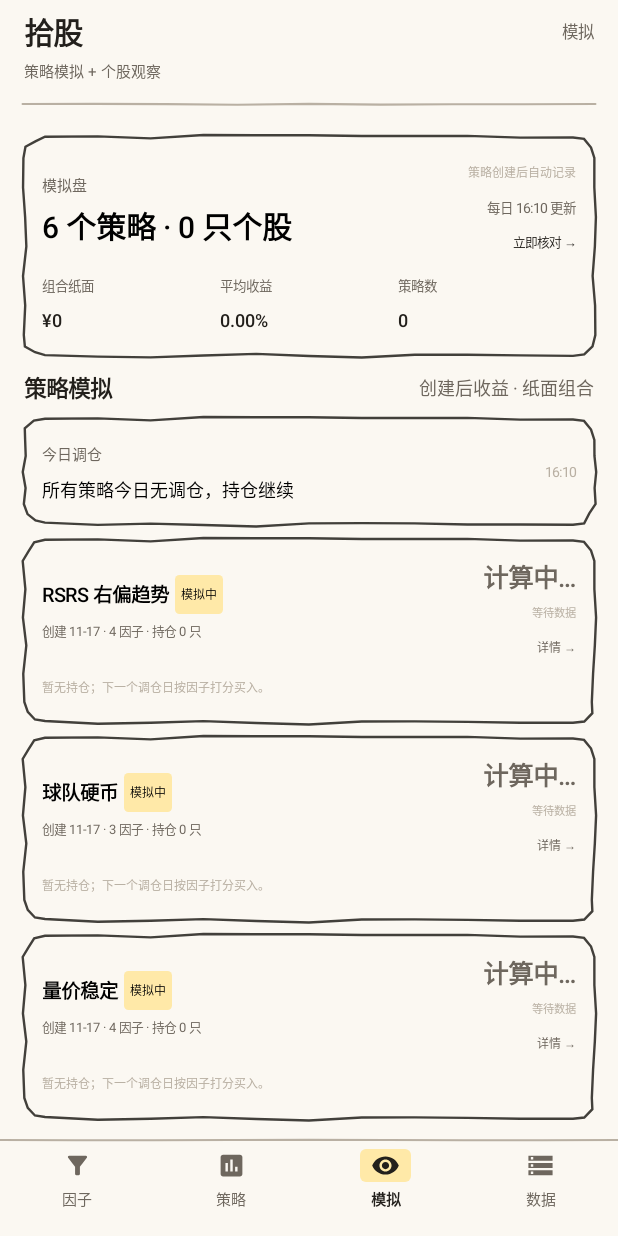
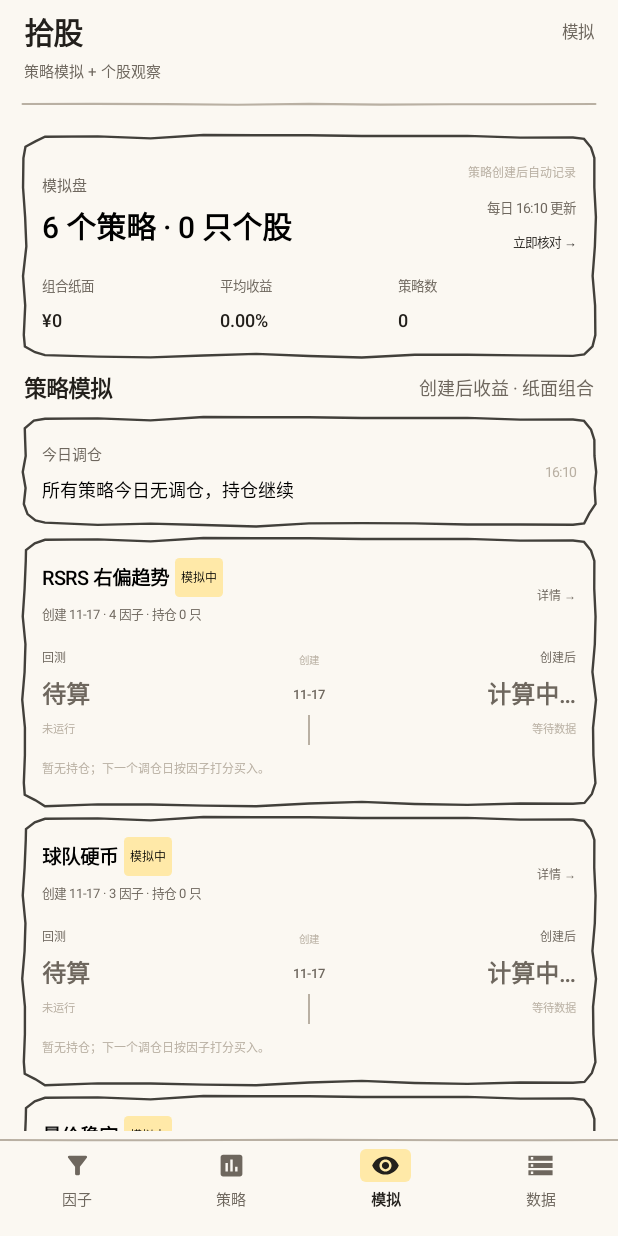
Before and after one commit to rongyaoidea/shigu, an Android app built with Jetpack Compose: the WatchScreen screen opened through its navigation route, on a phone screen of 412 x 824 dp. Run offline under Robolectric (Android 15) with nearby library versions, the phone set to English and light mode, and no system bars; network calls fail.

Commit message:
feat: 策略卡回测/模拟双收益、备份与面板缓存

```diff
--- a/app/src/main/java/com/shigu/ShiguApp.kt
+++ b/app/src/main/java/com/shigu/ShiguApp.kt
@@ -1,6 +1,7 @@
 package com.shigu
 
 import android.app.Application
+import com.shigu.data.BackupRepository
 import com.shigu.data.EastmoneyApi
 import com.shigu.data.MarketRepository
 import com.shigu.data.PaperRepository
@@ -25,6 +26,8 @@ class ShiguApp : Application() {
         private set
     lateinit var paper: PaperRepository
         private set
+    lateinit var backup: BackupRepository
+        private set
 
     override fun onCreate() {
         super.onCreate()
@@ -35,6 +38,7 @@ class ShiguApp : Application() {
         market = MarketRepository(db)
         strategies = StrategyRepository(db, market)
         paper = PaperRepository(db, market)
+        backup = BackupRepository(db)
         strategies.ensureBuiltins()
         SyncScheduler.schedule(this, settings)
     }
--- a/app/src/main/java/com/shigu/data/MarketRepository.kt
+++ b/app/src/main/java/com/shigu/data/MarketRepository.kt
@@ -20,6 +20,9 @@ import java.time.LocalDate
 import java.time.temporal.ChronoUnit
 
 class MarketRepository(private val db: ShiguDb) {
+
+    private var cachedKey: String? = null
+    private var cachedPanel: Panel? = null
 
     suspend fun screen(config: StrategyConfig): ScreenerResult = withContext(Dispatchers.IO) {
         val panel = loadPanel(
@@ -106,6 +109,13 @@ class MarketRepository(private val db: ShiguDb) {
         maxStocks: Int = 1200,
         boards: Set<Board> = com.shigu.core.StrategyFilters().boards,
     ): Panel {
+        val cacheKey = buildString {
+            append(universeSize).append('|').append(lookbackDays).append('|')
+            append(includeValuation).append('|').append(fillCurrent).append('|').append(maxStocks).append('|')
+            append(boards.map { it.name }.sorted().joinToString(",")).append('|')
+            append(db.getMeta("last_sync")).append('|').append(db.getMeta("profile_sync"))
+        }
+        cachedPanel?.let { if (cachedKey == cacheKey) return it }
         val benchmark = db.getBenchmarkBars(lookbackDays + 320)
         if (benchmark.size < 80) error("本地没有足够的沪深300数据，请先在数据页同步")
         val calendar = benchmark.map { it.date }.takeLast(lookbackDays + 260)
@@ -135,7 +145,7 @@ class MarketRepository(private val db: ShiguDb) {
         val activeCodes = active.map { it.code }
         val valuations = if (includeValuation) db.getValuationsForCodes(activeCodes, startDate) else emptyMap()
         val statusHistory = db.getStatusHistory(activeCodes)
-        return PanelBuilder.build(
+        val panel = PanelBuilder.build(
             stocks = active,
             calendar = calendar,
             barsByCode = bars.filterKeys { it in activeCodes },
@@ -144,5 +154,8 @@ class MarketRepository(private val db: ShiguDb) {
             fillCurrentSnapshot = fillCurrent,
             statusHistory = statusHistory,
         )
+        cachedKey = cacheKey
+        cachedPanel = panel
+        return panel
     }
 }
--- a/app/src/main/java/com/shigu/ui/App.kt
+++ b/app/src/main/java/com/shigu/ui/App.kt
@@ -139,6 +139,7 @@ fun ShiguAppUi() {
                         onOpenStock = { nav.navigate("stock/$it") },
                         onRemove = { vm.toggleWatch(it) },
                         onWarm = vm::refreshSimulations,
+                        onWarmSummaries = vm::warmSummaries,
                         onForceRefresh = { vm.refreshSimulations(force = true) },
                         onOpenPaper = vm::loadPaperDetail,
                         onClosePaper = vm::clearPaperDetail,
@@ -155,6 +156,8 @@ fun ShiguAppUi() {
                         onCancelSync = vm::cancelSync,
                         onAutoUpdate = vm::setAutoUpdate,
                         onDailyUniverse = vm::setDailyUniverse,
+                        onExportBackup = vm::exportBackup,
+                        onImportBackup = vm::importBackup,
                     )
                 }
                 composable("stock/{code}") { entry ->
--- a/app/src/main/java/com/shigu/ui/screens/WatchScreen.kt
+++ b/app/src/main/java/com/shigu/ui/screens/WatchScreen.kt
@@ -34,6 +34,7 @@ import androidx.compose.ui.unit.dp
 import androidx.compose.ui.unit.sp
 import androidx.compose.ui.window.Dialog
 import androidx.compose.ui.window.DialogProperties
+import com.shigu.core.BacktestResult
 import com.shigu.core.Holding
 import com.shigu.core.PaperDetail
 import com.shigu.core.Trade
@@ -62,11 +63,15 @@ fun WatchScreen(
     onOpenStock: (String) -> Unit,
     onRemove: (String) -> Unit,
     onWarm: () -> Unit,
+    onWarmSummaries: () -> Unit,
     onForceRefresh: () -> Unit,
     onOpenPaper: (StrategyConfig) -> Unit,
     onClosePaper: () -> Unit,
 ) {
-    LaunchedEffect(Unit) { onWarm() }
+    LaunchedEffect(Unit) {
+        onWarm()
+        onWarmSummaries()
+    }
     val list = state.watchlist
     val changeMap = state.strategyChanges.associateBy { it.strategyId }
     val live = state.strategies.mapNotNull { state.since[it.id] }
@@ -168,6 +173,7 @@ fun WatchScreen(
                 StrategySimCard(
                     config = config,
                     since = state.since[config.id],
+                    summary = state.summaries[config.id] ?: state.backtests[config.id],
                     change = changeMap[config.id],
                     onOpenStock = onOpenStock,
                     onOpenPaper = { onOpenPaper(config) },
@@ -211,6 +217,7 @@ fun WatchScreen(
 private fun StrategySimCard(
     config: StrategyConfig,
     since: SinceCreationResult?,
+    summary: BacktestResult?,
     change: com.shigu.core.StrategyChange?,
     onOpenStock: (String) -> Unit,
     onOpenPaper: () -> Unit,
@@ -233,10 +240,48 @@ private fun StrategySimCard(
                     color = ShiguPalette.InkSoft,
                 )
             }
-            Column(horizontalAlignment = Alignment.End) {
+            Text(
+                "详情 →",
+                fontSize = 8.sp,
+                color = ShiguPalette.InkSoft,
+                modifier = Modifier
+                    .clickable(onClick = onOpenPaper)
+                    .padding(start = 6.dp, top = 4.dp, bottom = 4.dp),
+            )
+        }
+        Spacer(Modifier.height(5.dp))
+        Row(verticalAlignment = Alignment.CenterVertically) {
+            Column(Modifier.weight(1f)) {
+                Text("回测", fontSize = 8.sp, color = ShiguPalette.InkSoft)
+                Text(
+                    summary?.let { formatPct(it.stats.totalReturn) } ?: "待算",
+                    fontSize = 16.sp,
+                    fontWeight = FontWeight.SemiBold,
+                    color = changeColor(summary?.stats?.totalReturn ?: 0.0),
+                )
+                Text(
+                    summary?.let {
+                        val years = (it.config.lookbackDays / 250).coerceAtLeast(1)
+                        "${years}年 · ${it.config.universeSize}池"
+                    } ?: "未运行",
+                    fontSize = 7.5.sp,
+                    color = ShiguPalette.InkFaint,
+                )
+            }
+            Column(
+                Modifier.width(58.dp),
+                horizontalAlignment = Alignment.CenterHorizontally,
+            ) {
+                Text("创建", fontSize = 7.sp, color = ShiguPalette.InkFaint)
+                Text(shortDate(config.createdAt), fontSize = 8.5.sp, color = ShiguPalette.InkSoft, fontWeight = FontWeight.Medium)
+                Spacer(Modifier.height(2.dp))
+                Box(Modifier.width(1.dp).height(20.dp).background(ShiguPalette.InkFaint))
+            }
+            Column(Modifier.weight(1f), horizontalAlignment = Alignment.End) {
+                Text("创建后", fontSize = 8.sp, color = ShiguPalette.InkSoft)
                 Text(
                     since?.let { formatPct(it.returnPct) } ?: "计算中…",
-                    fontSize = 17.sp,
+                    fontSize = 16.sp,
                     fontWeight = FontWeight.SemiBold,
                     color = changeColor(since?.returnPct ?: 0.0),
                 )
@@ -244,12 +289,6 @@ private fun StrategySimCard(
                     since?.let { "基准 ${formatPct(it.benchmarkPct)} · ${it.points} 点" } ?: "等待数据",
                     fontSize = 7.5.sp,
                     color = ShiguPalette.InkFaint,
-                )
-                Text(
-                    "详情 →",
-                    fontSize = 8.sp,
-                    color = ShiguPalette.InkSoft,
-                    modifier = Modifier.clickable(onClick = onOpenPaper),
                 )
             }
         }
```
Also changed, not shown: app/src/main/java/com/shigu/data/BackupRepository.kt (added, +87 -0 lines), app/src/main/java/com/shigu/ui/MainViewModel.kt (+20 -0 lines), app/src/main/java/com/shigu/ui/screens/DataScreen.kt (+36 -0 lines), 4 other files.
